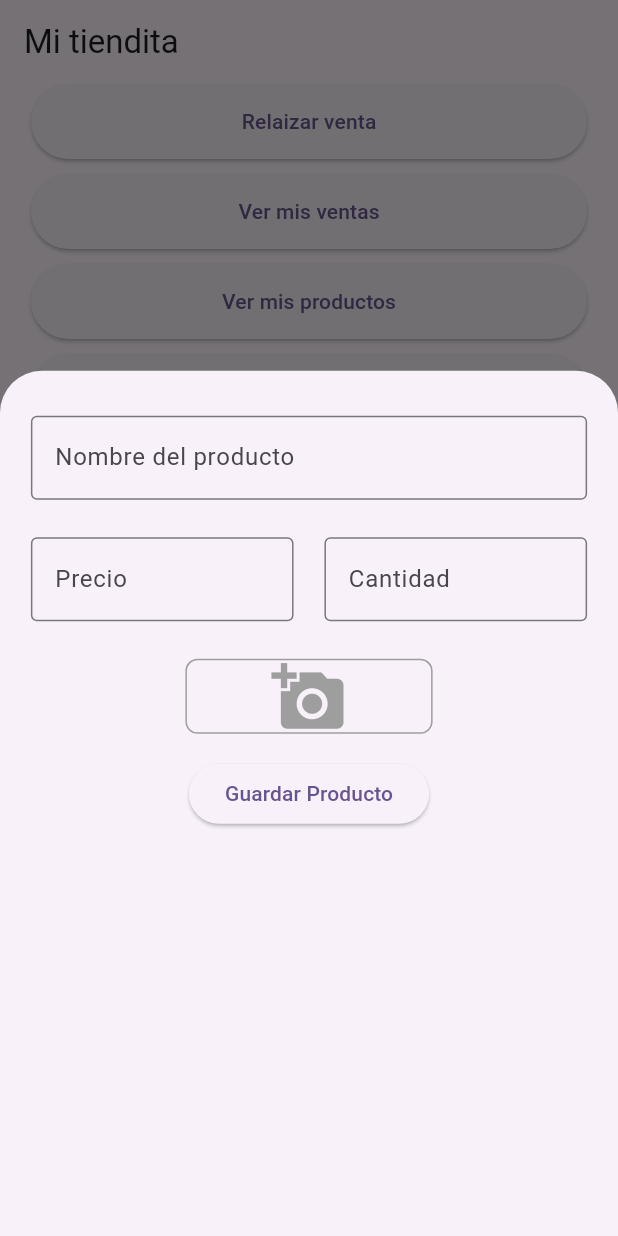
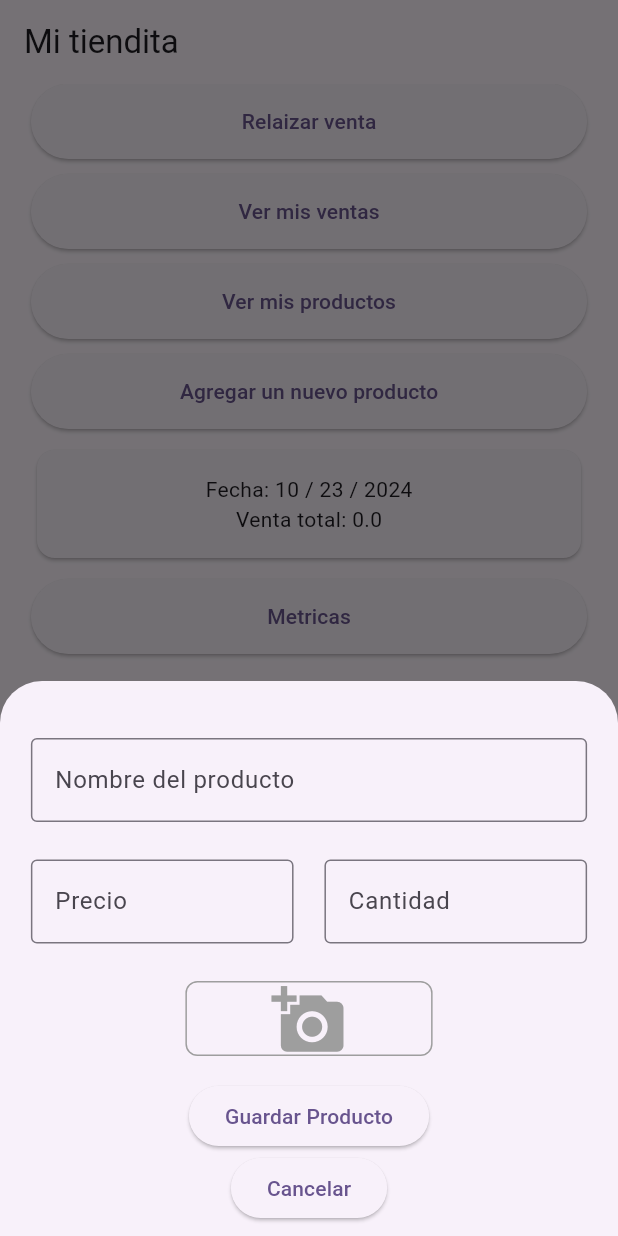
Before and after one commit to offeredelmo/MiTiendita, a Flutter app: the screen it shows after launch, after a tap on "Agregar un nuevo producto", on a phone screen of 412 x 824 dp. Run offline on Flutter 3.47's test engine with Material 3 defaults, Android fonts, the phone set to English and light mode, and no system bars; our stand-ins replace bloc, dartz, flutter_bloc, get_it, google_mobile_ads, hive_flutter and 3 more; missing offline and left inert: dart:ffi; accounts and stored records are empty; network calls fail.

Commit message:
se agrego un boton de cancelar al momento de agregar el producto, para que sea mas intuitivo y ahora el teclado ya no tapa los inputs de precio y stock osea cantidad. status: funcional

```diff
--- a/lib/Products/presentation/screens/Home.dart
+++ b/lib/Products/presentation/screens/Home.dart
@@ -202,22 +202,18 @@ class _MyHomePageState extends State<MyHomePage> {
               );
             }
           },
-              child: DraggableScrollableSheet(
-                expand: false,
-                initialChildSize:
-                    0.7, // Define el porcentaje inicial de la pantalla (85%)
-                maxChildSize: 0.7, // Tamaño máximo al expandir (95%)
-                minChildSize: 0.6, // Tamaño mínimo
-                builder: (context, scrollController) {
-                  return SingleChildScrollView(
-                    controller: scrollController,
           child: Padding(
-                      padding: MediaQuery.of(context).viewInsets,
+            padding: MediaQuery.of(context)
+                .viewInsets, // Ajusta el padding al teclado
+            child: Padding(
+              padding: const EdgeInsets.all(8.0),
               child: Form(
                 key: _addProduct,
+                child: SingleChildScrollView(
                   child: Column(
+                    mainAxisSize: MainAxisSize.min,
                     children: [
-                            const SizedBox(height:30),
+                      const SizedBox(height: 30),
                       SizedBox(
                         width: MediaQuery.of(context).size.width * 0.9,
                         child: TextFormField(
@@ -243,8 +239,7 @@ class _MyHomePageState extends State<MyHomePage> {
                         mainAxisAlignment: MainAxisAlignment.center,
                         children: [
                           SizedBox(
-                                  width:
-                                      MediaQuery.of(context).size.width * 0.425,
+                            width: MediaQuery.of(context).size.width * 0.425,
                             child: TextFormField(
                               keyboardType: TextInputType.number,
                               decoration: const InputDecoration(
@@ -252,8 +247,7 @@ class _MyHomePageState extends State<MyHomePage> {
                                 labelText: "Precio",
                               ),
                               validator: (value) {
-                                      if (value == null ||
-                                          value.trim().isEmpty) {
+                                if (value == null || value.trim().isEmpty) {
                                   return "Ingresa el precio";
                                 }
                                 return null;
@@ -265,12 +259,9 @@ class _MyHomePageState extends State<MyHomePage> {
                               },
                             ),
                           ),
+                          SizedBox(width: MediaQuery.of(context).size.width * 0.05),
                           SizedBox(
-                                    width: MediaQuery.of(context).size.width *
-                                        0.05),
-                                SizedBox(
-                                  width:
-                                      MediaQuery.of(context).size.width * 0.425,
+                            width: MediaQuery.of(context).size.width * 0.425,
                             child: TextFormField(
                               keyboardType: TextInputType.number,
                               decoration: const InputDecoration(
@@ -299,8 +290,7 @@ class _MyHomePageState extends State<MyHomePage> {
                               borderRadius: BorderRadius.circular(8.0),
                             ),
                             child: _selectedImage != null
-                                      ? Image.file(_selectedImage!,
-                                          fit: BoxFit.cover)
+                                ? Image.file(_selectedImage!, fit: BoxFit.cover)
                                 : const Center(
                                     child: Icon(Icons.add_a_photo,
                                         size: 50, color: Colors.grey),
@@ -318,29 +308,26 @@ class _MyHomePageState extends State<MyHomePage> {
                               name: _productName,
                               price: _price,
                               stock: _quantity,
-                                    img_url:
-                                        _selectedImage?.path.toString() ?? "",
+                              img_url: _selectedImage?.path.toString() ?? "",
                             );
 
                             BlocProvider.of<ProductsBloc>(context)
                                 .add(AddProducts(product: newProduct));
                           } else {
-                                  //   ScaffoldMessenger.of(context).showSnackBar(
-                                  //   const SnackBar(
-                                  //       content: Text(
-                                  //           "Por favor, complete todos los campos requeridos.")),
-                                  // );
+
                           }
                         },
                         child: const Text('Guardar Producto'),
                       ),
+                      ElevatedButton(onPressed: (){Navigator.pop(context);}, child: const Text("Cancelar"))
                     ],
                   ),
-                      )
+                ),
+              ),
+            ),
           ),
         );
       },
-              ));
-        });
+    );
   }
 }
```
Also changed, not shown: 1 other file. Lines whose indentation alone changed are shown as unchanged.
